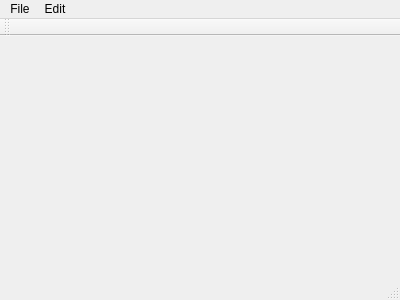
Above: LOA/Project_LOA/mainwindow.ui from lucas971/LOA_QT before the change. Below: the same form after it.
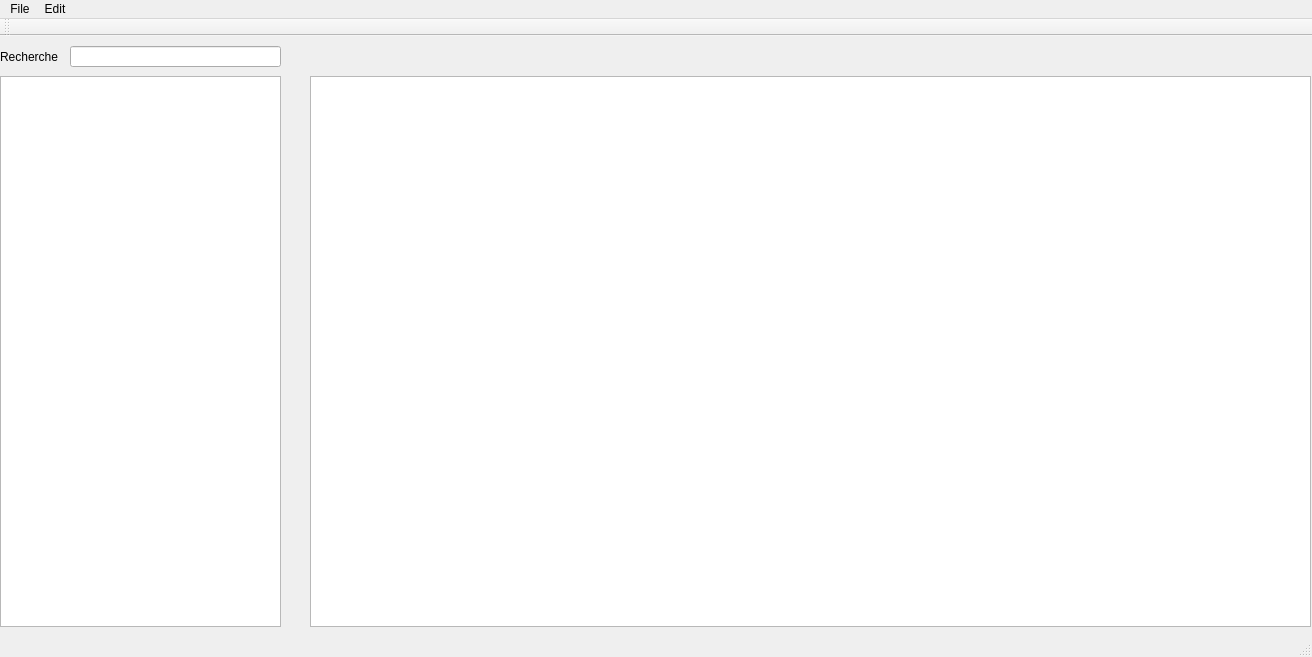
That is the form after the change.

Commit message: Création de l'UI

Patch:
```diff
--- a/LOA/Project_LOA/mainwindow.ui
+++ b/LOA/Project_LOA/mainwindow.ui
@@ -6,21 +6,65 @@
    <rect>
     <x>0</x>
     <y>0</y>
-    <width>400</width>
-    <height>300</height>
+    <width>1312</width>
+    <height>657</height>
    </rect>
   </property>
   <property name="windowTitle">
    <string>MainWindow</string>
   </property>
-  <widget class="QWidget" name="centralWidget"/>
+  <widget class="QWidget" name="centralWidget">
+   <widget class="QTreeView" name="treeView">
+    <property name="geometry">
+     <rect>
+      <x>0</x>
+      <y>40</y>
+      <width>281</width>
+      <height>551</height>
+     </rect>
+    </property>
+   </widget>
+   <widget class="QLineEdit" name="lineEdit">
+    <property name="geometry">
+     <rect>
+      <x>70</x>
+      <y>10</y>
+      <width>211</width>
+      <height>21</height>
+     </rect>
+    </property>
+   </widget>
+   <widget class="QLabel" name="label">
+    <property name="geometry">
+     <rect>
+      <x>0</x>
+      <y>10</y>
+      <width>61</width>
+      <height>21</height>
+     </rect>
+    </property>
+    <property name="text">
+     <string>Recherche</string>
+    </property>
+   </widget>
+   <widget class="QGraphicsView" name="graphicsView">
+    <property name="geometry">
+     <rect>
+      <x>310</x>
+      <y>40</y>
+      <width>1001</width>
+      <height>551</height>
+     </rect>
+    </property>
+   </widget>
+  </widget>
   <widget class="QMenuBar" name="menuBar">
    <property name="geometry">
     <rect>
      <x>0</x>
      <y>0</y>
-     <width>400</width>
-     <height>20</height>
+     <width>1312</width>
+     <height>26</height>
     </rect>
    </property>
    <widget class="QMenu" name="menuGestionnaire_de_tournoi">
```
